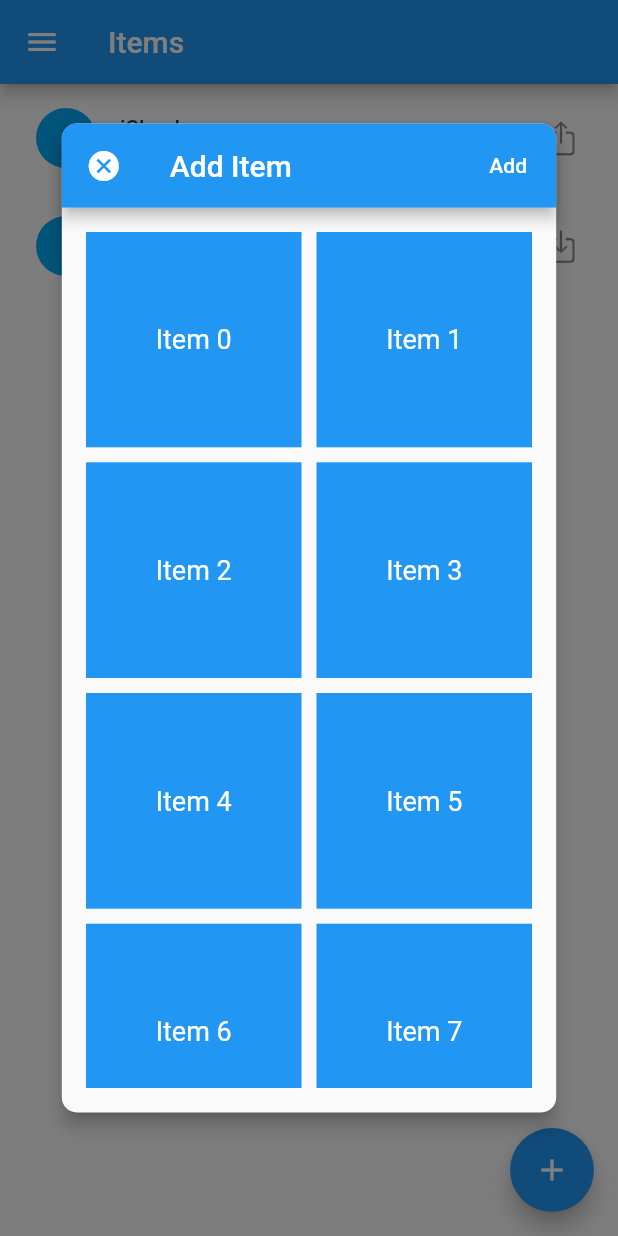
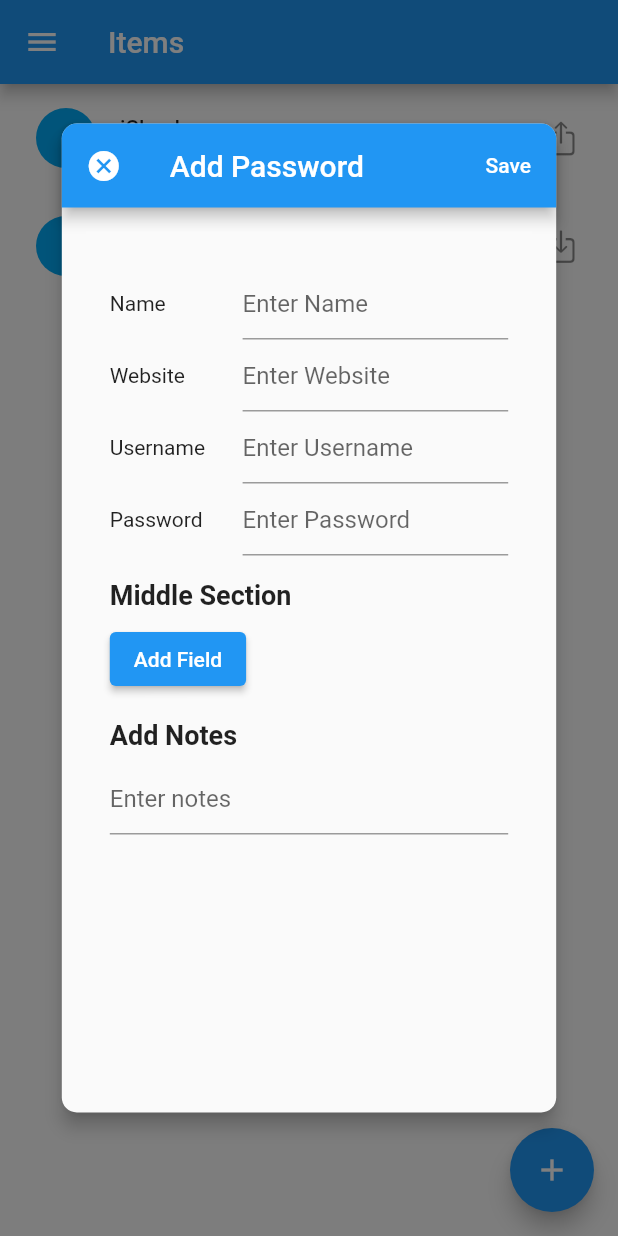
Before and after one commit to tapashmajumder/flutter_stashword, a Flutter app: the screen it shows after launch, after a tap on the "add" icon, on a phone screen of 412 x 824 dp. Run offline on Flutter 3.47's test engine with Material 2 defaults, Android fonts, the phone set to English and light mode, and no system bars; our stand-ins replace dartz, equatable, flutter_secure_storage, hive, hive_flutter, hooks_riverpod and 1 more; missing offline and left inert: encrypt, pointycastle; accounts and stored records are empty.

Commit message:
Show add password widget instead of Add item widget. Work in progress re: add password widget.
Add password widget uses StateNotifier<List<String>>

```diff
--- /dev/null
+++ b/lib/ui/item/add_password.dart
@@ -0,0 +1,115 @@
+import 'package:Stashword/state/providers.dart';
+import 'package:flutter/material.dart';
+import 'package:Stashword/ui/util/mixin.dart';
+import 'package:hooks_riverpod/hooks_riverpod.dart';
+
+class MyFormNotifier extends StateNotifier<List<(String, String)>> {
+  MyFormNotifier() : super([
+    ('Name', 'Example Site'),
+    ('Website', 'www.example.com'),
+    ('Username', 'user@eaxample.com'),
+    ('Password', '\$password'),
+  ]);
+
+  void addField() {
+    final newFieldIndex = state.length + 1;
+    state = [...state, ('Field $newFieldIndex', '')];
+  }
+}
+
+final StateNotifierProvider<MyFormNotifier, List<(String, String)>> fieldsProvider = StateNotifierProvider((ref) => MyFormNotifier());
+
+class AddPasswordWidget extends HookConsumerWidget with CustomDialogMixin {
+  AddPasswordWidget({
+    super.key,
+  });
+
+  AppBar createAppBar(BuildContext context, WidgetRef ref) {
+    return AppBar(
+      shape: const RoundedRectangleBorder(
+        borderRadius: BorderRadius.only(
+          topLeft: Radius.circular(10),
+          topRight: Radius.circular(10),
+        ),
+      ),
+      automaticallyImplyLeading: false,
+      leading: IconButton(
+        icon: const Icon(Icons.cancel),
+        onPressed: () {
+          ref.read(itemViewStateProvider.notifier).state = ItemViewState.view;
+          Navigator.of(context).pop();
+        },
+      ),
+      title: const Text("Add Password"),
+      actions: [
+        TextButton(
+          onPressed: () {
+            ref.read(itemViewStateProvider.notifier).state = ItemViewState.view;
+            Navigator.of(context).pop();
+          },
+          child: const Text("Save", style: TextStyle(color: Colors.white)),
+        ),
+      ],
+    );
+  }
+
+  @override
+  Widget build(BuildContext context, WidgetRef ref) {
+
+    final fieldNamesNotifier = ref.watch(fieldsProvider.notifier);
+    final fieldNames = ref.watch(fieldsProvider);
+
+    return Scaffold(
+      body: Padding(
+        padding: const EdgeInsets.all(16.0),
+        child: Column(
+          crossAxisAlignment: CrossAxisAlignment.start,
+          children: [
+            const SizedBox(height: 8),
+            Column(
+              children: List.generate(fieldNames.length, (index) {
+                return Row(
+                  children: [
+                    Expanded(child: Text(fieldNames[index].$1)),
+                    Expanded(
+                      flex: 2,
+                      child: TextFormField(
+                        controller: TextEditingController(),
+                        decoration: InputDecoration(
+                          hintText: 'Enter ${fieldNames[index].$1}',
+                        ),
+                      ),
+                    ),
+                  ],
+                );
+              }),
+            ),
+            const SizedBox(height: 16),
+            const Text(
+              'Middle Section',
+              style: TextStyle(fontSize: 18, fontWeight: FontWeight.bold),
+            ),
+            const SizedBox(height: 8),
+            ElevatedButton(
+              onPressed: fieldNamesNotifier.addField,
+              child: const Text('Add Field'),
+            ),
+            const SizedBox(height: 16),
+            const Text(
+              'Add Notes',
+              style: TextStyle(fontSize: 18, fontWeight: FontWeight.bold),
+            ),
+            const SizedBox(height: 8),
+            TextFormField(
+              maxLines: null, // Allows multiline input
+              keyboardType: TextInputType.multiline, // Specifies multiline keyboard
+              decoration: const InputDecoration(
+                hintText: 'Enter notes',
+              ),
+            )
+          ],
+        ),
+      ),
+    );
+  }
+}
--- a/lib/ui/item/items.dart
+++ b/lib/ui/item/items.dart
@@ -1,6 +1,6 @@
 import 'package:Stashword/model/item_models.dart';
 import 'package:Stashword/state/providers.dart';
-import 'package:Stashword/ui/item/add_item.dart';
+import 'package:Stashword/ui/item/add_password.dart';
 import 'package:Stashword/ui/util/mixin.dart';
 import 'package:flutter/cupertino.dart';
 import 'package:flutter/material.dart';
@@ -29,7 +29,7 @@ class ItemsWidget extends HookConsumerWidget with CustomDialogMixin {
     final items = ref.watch(itemsProvider);
     final itemViewState = ref.watch(itemViewStateProvider);
 
-    const addItemWidget = AddItemWidget();
+    final addItemWidget = AddPasswordWidget();
 
     if (itemViewState == ItemViewState.add) {
       WidgetsBinding.instance.addPostFrameCallback((_) {
```
